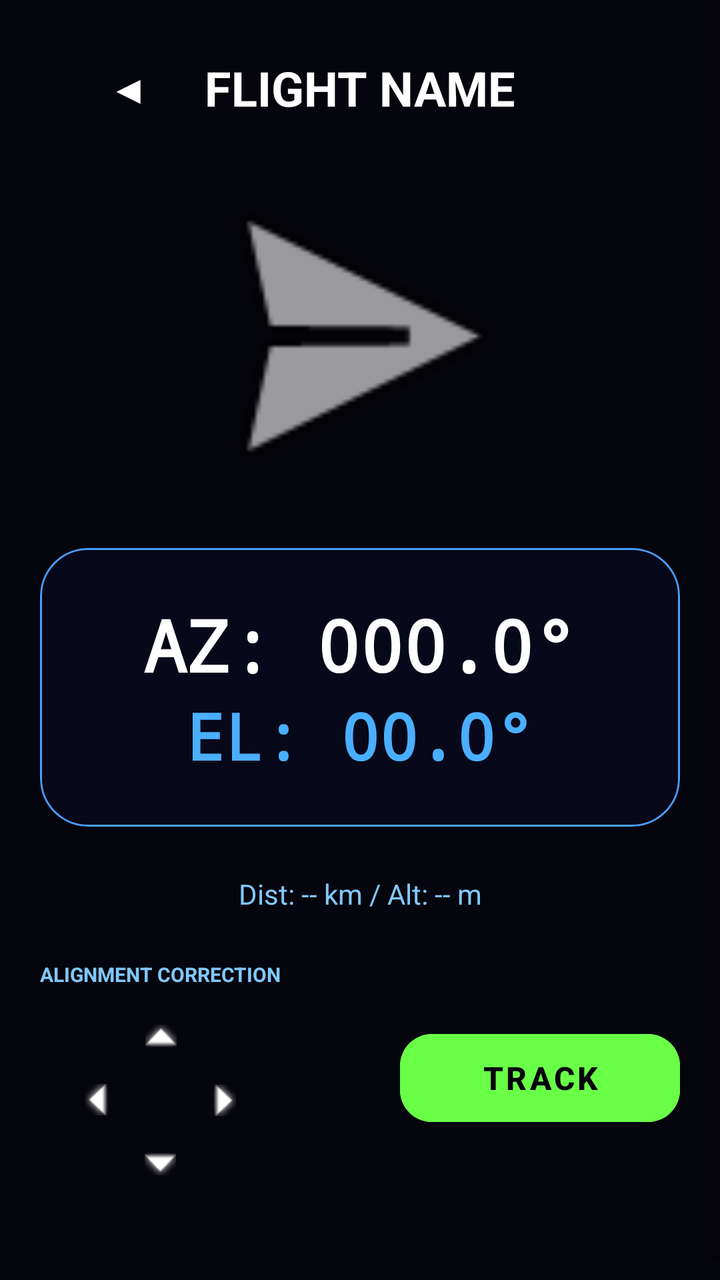
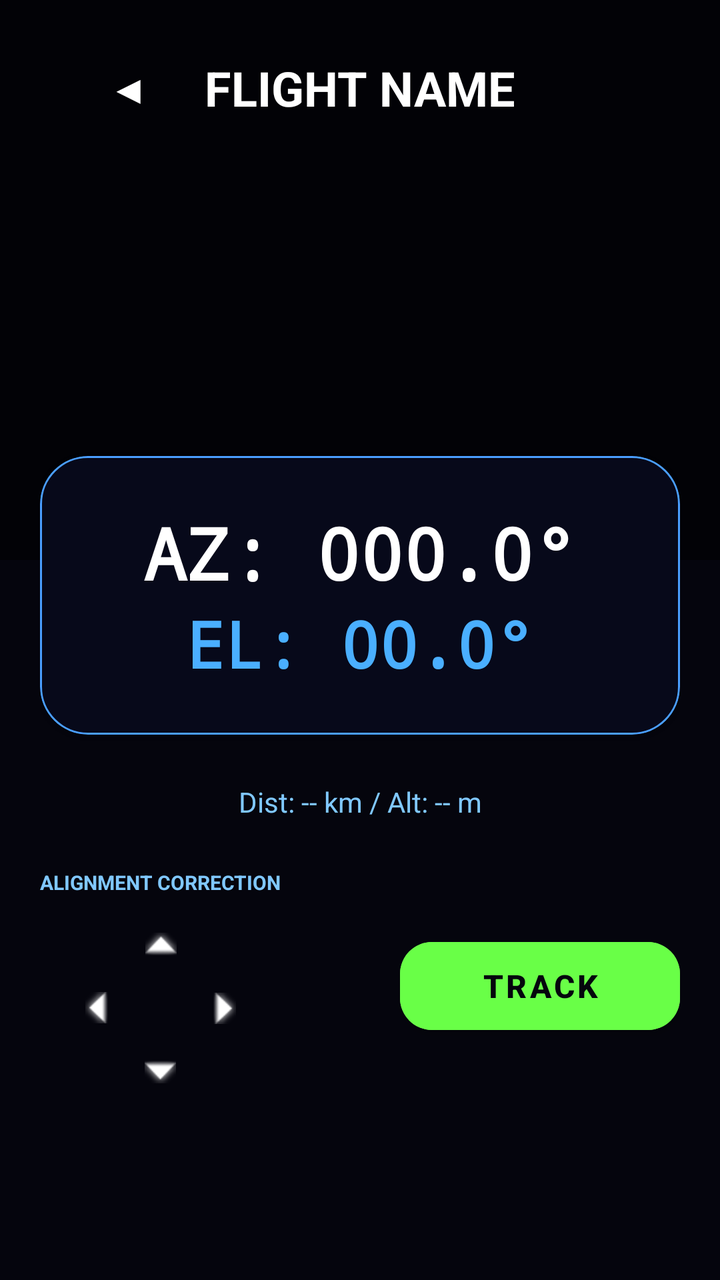

Two renders of the same Android screen: before a commit and after it. Below are the layout's source before the change and the commit's diff.
<!-- AndroidManifest.xml: application theme Theme.F4DIWRotatorApp -->
<!-- res/layout/fragment_adsb_tracking.xml -->
<?xml version="1.0" encoding="utf-8"?>
<ScrollView xmlns:android="http://schemas.android.com/apk/res/android"
    xmlns:app="http://schemas.android.com/apk/res-auto"
    android:layout_width="match_parent"
    android:layout_height="match_parent"
    android:background="@color/bg_main">

    <LinearLayout
        android:layout_width="match_parent"
        android:layout_height="wrap_content"
        android:orientation="vertical"
        android:padding="20dp"
        android:gravity="center_horizontal">

        <RelativeLayout
            android:layout_width="match_parent"
            android:layout_height="wrap_content"
            android:layout_marginBottom="24dp">

            <com.google.android.material.button.MaterialButton
                android:id="@+id/btnBack"
                style="@style/Widget.MaterialComponents.Button.TextButton"
                android:layout_width="wrap_content"
                android:layout_height="wrap_content"
                android:layout_alignParentStart="true"
                android:layout_centerVertical="true"
                android:text="◀"
                android:textColor="@color/white"
                android:textSize="20sp" />

            <TextView
                android:id="@+id/tvTitle"
                android:layout_width="wrap_content"
                android:layout_height="wrap_content"
                android:layout_centerInParent="true"
                android:text="FLIGHT NAME"
                android:textColor="@color/white"
                android:textSize="24sp"
                android:textStyle="bold" />

        </RelativeLayout>

        <ImageView
            android:id="@+id/ivAircraftIcon"
            android:layout_width="200dp"
            android:layout_height="150dp"
            android:src="@android:drawable/ic_menu_send"
            android:scaleType="centerCrop"
            android:layout_marginBottom="32dp" />

        
        <com.google.android.material.card.MaterialCardView
            android:layout_width="match_parent"
            android:layout_height="wrap_content"
            app:cardCornerRadius="24dp"
            app:cardBackgroundColor="@color/bg_card"
            app:strokeColor="@color/grid_blue"
            app:strokeWidth="1dp"
            android:layout_marginBottom="24dp">

            <LinearLayout
                android:layout_width="match_parent"
                android:layout_height="wrap_content"
                android:orientation="vertical"
                android:padding="24dp"
                android:gravity="center">

                <TextView
                    android:id="@+id/tvAz"
                    android:layout_width="wrap_content"
                    android:layout_height="wrap_content"
                    android:text="AZ: 000.0°"
                    android:textColor="@color/white"
                    android:textSize="36sp"
                    android:fontFamily="monospace"
                    android:textStyle="bold" />

                <TextView
                    android:id="@+id/tvEl"
                    android:layout_width="wrap_content"
                    android:layout_height="wrap_content"
                    android:text="EL: 00.0°"
                    android:textColor="@color/accent_blue"
                    android:textSize="32sp"
                    android:fontFamily="monospace"
                    android:textStyle="bold" />
            </LinearLayout>
        </com.google.android.material.card.MaterialCardView>

        <TextView
            android:id="@+id/tvDistAlt"
            android:layout_width="match_parent"
            android:layout_height="wrap_content"
            android:text="Dist: -- km / Alt: -- m"
            android:textColor="@color/text_secondary"
            android:textSize="14sp"
            android:gravity="center"
            android:layout_marginBottom="24dp" />

        
        <LinearLayout
            android:layout_width="match_parent"
            android:layout_height="wrap_content"
            android:orientation="horizontal"
            android:gravity="center_vertical"
            android:layout_marginBottom="32dp">

            <LinearLayout
                android:layout_width="wrap_content"
                android:layout_height="wrap_content"
                android:orientation="vertical"
                android:gravity="center_horizontal">

                <TextView
                    android:layout_width="wrap_content"
                    android:layout_height="wrap_content"
                    android:text="@string/label_correction"
                    android:textColor="@color/text_secondary"
                    android:textSize="10sp"
                    android:textStyle="bold"
                    android:layout_marginBottom="8dp" />

                <GridLayout
                    android:layout_width="wrap_content"
                    android:layout_height="wrap_content"
                    android:columnCount="3"
                    android:rowCount="3">

                    <View android:layout_width="32dp" android:layout_height="32dp" />
                    <ImageButton
                        android:id="@+id/btnJogUp"
                        android:layout_width="32dp"
                        android:layout_height="32dp"
                        android:src="@android:drawable/arrow_up_float"
                        android:background="?attr/selectableItemBackgroundBorderless"
                        app:tint="@color/white" />
                    <View android:layout_width="32dp" android:layout_height="32dp" />

                    <ImageButton
                        android:id="@+id/btnJogLeft"
                        android:layout_width="32dp"
                        android:layout_height="32dp"
                        android:src="@android:drawable/arrow_up_float"
                        android:rotation="270"
                        android:background="?attr/selectableItemBackgroundBorderless"
                        app:tint="@color/white" />
                    <View android:layout_width="32dp" android:layout_height="32dp" />
                    <ImageButton
                        android:id="@+id/btnJogRight"
                        android:layout_width="32dp"
                        android:layout_height="32dp"
                        android:src="@android:drawable/arrow_up_float"
                        android:rotation="90"
                        android:background="?attr/selectableItemBackgroundBorderless"
                        app:tint="@color/white" />

                    <View android:layout_width="32dp" android:layout_height="32dp" />
                    <ImageButton
                        android:id="@+id/btnJogDown"
                        android:layout_width="32dp"
                        android:layout_height="32dp"
                        android:src="@android:drawable/arrow_up_float"
                        android:rotation="180"
                        android:background="?attr/selectableItemBackgroundBorderless"
                        app:tint="@color/white" />
                    <View android:layout_width="32dp" android:layout_height="32dp" />
                </GridLayout>
            </LinearLayout>

            <View
                android:layout_width="0dp"
                android:layout_height="0dp"
                android:layout_weight="1" />

            <com.google.android.material.button.MaterialButton
                android:id="@+id/btnTrack"
                android:layout_width="140dp"
                android:layout_height="56dp"
                android:text="@string/btn_track"
                app:cornerRadius="16dp"
                android:backgroundTint="@color/status_connected"
                android:textColor="@color/bg_main"
                android:textStyle="bold"
                android:textSize="16sp" />
        </LinearLayout>

    </LinearLayout>
</ScrollView>
<!-- resources referenced by this layout -->
<resources>
  <color name="accent_blue">#4AAFFF</color>
  <color name="bg_card">#07091A</color>
  <color name="bg_main">#05050D</color>
  <color name="grid_blue">#4A9EFF</color>
  <color name="status_connected">#69FF47</color>
  <color name="text_secondary">#80C8FF</color>
  <color name="white">#FFFFFFFF</color>
  <string name="btn_track">TRACK</string>
  <string name="label_correction">ALIGNMENT CORRECTION</string>
  <style name="Theme.F4DIWRotatorApp" parent="Theme.MaterialComponents.DayNight.NoActionBar">
          
          <item name="colorPrimary">@color/accent_blue</item>
          <item name="colorPrimaryVariant">@color/grid_blue</item>
          <item name="colorOnPrimary">@color/bg_main</item>
          
          <item name="colorSecondary">@color/text_secondary</item>
          <item name="colorSecondaryVariant">@color/accent_blue</item>
          <item name="colorOnSecondary">@color/black</item>
          
          <item name="android:statusBarColor">@color/bg_main</item>
          
          <item name="android:windowBackground">@color/bg_main</item>
          <item name="alertDialogTheme">@style/Theme.F4DIWRotatorApp.Dialog</item>
      </style>
  <color name="black">#FF000000</color>
  <style name="Theme.F4DIWRotatorApp.Dialog" parent="Theme.MaterialComponents.DayNight.Dialog.Alert">
          <item name="android:windowBackground">@color/bg_card</item>
          <item name="android:textColorPrimary">@color/white</item>
          <item name="colorAccent">@color/accent_blue</item>
      </style>
</resources>

<!-- the commit's change to res/layout/fragment_adsb_tracking.xml (unified diff, before → after) -->
@@ -5,184 +5,194 @@
     android:layout_height="match_parent"
     android:background="@color/bg_main">
 
-    <LinearLayout
+    <FrameLayout
         android:layout_width="match_parent"
-        android:layout_height="wrap_content"
-        android:orientation="vertical"
-        android:padding="20dp"
-        android:gravity="center_horizontal">
+        android:layout_height="wrap_content">
 
-        <RelativeLayout
+        
+        <ImageView
+            android:id="@+id/ivAircraftIcon"
+            android:layout_width="match_parent"
+            android:layout_height="280dp"
+            android:scaleType="centerCrop"
+            android:alpha="0.5" />
+
+        <View
+            android:layout_width="match_parent"
+            android:layout_height="280dp"
+            android:background="#80000000" />
+
+        <LinearLayout
             android:layout_width="match_parent"
             android:layout_height="wrap_content"
-            android:layout_marginBottom="24dp">
+            android:orientation="vertical"
+            android:padding="20dp"
+            android:gravity="center_horizontal">
 
-            <com.google.android.material.button.MaterialButton
-                android:id="@+id/btnBack"
-                style="@style/Widget.MaterialComponents.Button.TextButton"
-                android:layout_width="wrap_content"
+            <RelativeLayout
+                android:layout_width="match_parent"
                 android:layout_height="wrap_content"
-                android:layout_alignParentStart="true"
-                android:layout_centerVertical="true"
-                android:text="◀"
-                android:textColor="@color/white"
-                android:textSize="20sp" />
+                android:layout_marginBottom="160dp">
+
+                <com.google.android.material.button.MaterialButton
+                    android:id="@+id/btnBack"
+                    style="@style/Widget.MaterialComponents.Button.TextButton"
+                    android:layout_width="wrap_content"
+                    android:layout_height="wrap_content"
+                    android:layout_alignParentStart="true"
+                    android:layout_centerVertical="true"
+                    android:text="◀"
+                    android:textColor="@color/white"
+                    android:textSize="20sp" />
+
+                <TextView
+                    android:id="@+id/tvTitle"
+                    android:layout_width="wrap_content"
+                    android:layout_height="wrap_content"
+                    android:layout_centerInParent="true"
+                    android:text="FLIGHT NAME"
+                    android:textColor="@color/white"
+                    android:textSize="24sp"
+                    android:textStyle="bold" />
+
+            </RelativeLayout>
+
+            
+            <com.google.android.material.card.MaterialCardView
+                android:layout_width="match_parent"
+                android:layout_height="wrap_content"
+                app:cardCornerRadius="24dp"
+                app:cardBackgroundColor="@color/bg_card"
+                app:strokeColor="@color/grid_blue"
+                app:strokeWidth="1dp"
+                android:layout_marginBottom="24dp">
+
+                <LinearLayout
+                    android:layout_width="match_parent"
+                    android:layout_height="wrap_content"
+                    android:orientation="vertical"
+                    android:padding="24dp"
+                    android:gravity="center">
+
+                    <TextView
+                        android:id="@+id/tvAz"
+                        android:layout_width="wrap_content"
+                        android:layout_height="wrap_content"
+                        android:text="AZ: 000.0°"
+                        android:textColor="@color/white"
+                        android:textSize="36sp"
+                        android:fontFamily="monospace"
+                        android:textStyle="bold" />
+
+                    <TextView
+                        android:id="@+id/tvEl"
+                        android:layout_width="wrap_content"
+                        android:layout_height="wrap_content"
+                        android:text="EL: 00.0°"
+                        android:textColor="@color/accent_blue"
+                        android:textSize="32sp"
+                        android:fontFamily="monospace"
+                        android:textStyle="bold" />
+                </LinearLayout>
+            </com.google.android.material.card.MaterialCardView>
 
             <TextView
-                android:id="@+id/tvTitle"
-                android:layout_width="wrap_content"
+                android:id="@+id/tvDistAlt"
+                android:layout_width="match_parent"
                 android:layout_height="wrap_content"
-                android:layout_centerInParent="true"
-                android:text="FLIGHT NAME"
-                android:textColor="@color/white"
-                android:textSize="24sp"
-                android:textStyle="bold" />
+                android:text="Dist: -- km / Alt: -- m"
+                android:textColor="@color/text_secondary"
+                android:textSize="14sp"
+                android:gravity="center"
+                android:layout_marginBottom="24dp" />
 
-        </RelativeLayout>
-
-        <ImageView
-            android:id="@+id/ivAircraftIcon"
-            android:layout_width="200dp"
-            android:layout_height="150dp"
-            android:src="@android:drawable/ic_menu_send"
-            android:scaleType="centerCrop"
-            android:layout_marginBottom="32dp" />
-
-        
-        <com.google.android.material.card.MaterialCardView
-            android:layout_width="match_parent"
-            android:layout_height="wrap_content"
-            app:cardCornerRadius="24dp"
-            app:cardBackgroundColor="@color/bg_card"
-            app:strokeColor="@color/grid_blue"
-            app:strokeWidth="1dp"
-            android:layout_marginBottom="24dp">
-
+            
             <LinearLayout
                 android:layout_width="match_parent"
                 android:layout_height="wrap_content"
-                android:orientation="vertical"
-                android:padding="24dp"
-                android:gravity="center">
+                android:orientation="horizontal"
+                android:gravity="center_vertical"
+                android:layout_marginBottom="32dp">
 
-                <TextView
-                    android:id="@+id/tvAz"
+                <LinearLayout
                     android:layout_width="wrap_content"
                     android:layout_height="wrap_content"
-                    android:text="AZ: 000.0°"
-                    android:textColor="@color/white"
-                    android:textSize="36sp"
-                    android:fontFamily="monospace"
-                    android:textStyle="bold" />
+                    android:orientation="vertical"
+                    android:gravity="center_horizontal">
 
-                <TextView
-                    android:id="@+id/tvEl"
-                    android:layout_width="wrap_content"
-                    android:layout_height="wrap_content"
-                    android:text="EL: 00.0°"
-                    android:textColor="@color/accent_blue"
-                    android:textSize="32sp"
-                    android:fontFamily="monospace"
-                    android:textStyle="bold" />
-            </LinearLayout>
-        </com.google.android.material.card.MaterialCardView>
+                    <TextView
+                        android:layout_width="wrap_content"
+                        android:layout_height="wrap_content"
+                        android:text="@string/label_correction"
+                        android:textColor="@color/text_secondary"
+                        android:textSize="10sp"
+                        android:textStyle="bold"
+                        android:layout_marginBottom="8dp" />
 
-        <TextView
-            android:id="@+id/tvDistAlt"
-            android:layout_width="match_parent"
-            android:layout_height="wrap_content"
-            android:text="Dist: -- km / Alt: -- m"
-            android:textColor="@color/text_secondary"
-            android:textSize="14sp"
-            android:gravity="center"
-            android:layout_marginBottom="24dp" />
+                    <GridLayout
+                        android:layout_width="wrap_content"
+                        android:layout_height="wrap_content"
+                        android:columnCount="3"
+                        android:rowCount="3">
 
-        
-        <LinearLayout
-            android:layout_width="match_parent"
-            android:layout_height="wrap_content"
-            android:orientation="horizontal"
-            android:gravity="center_vertical"
-            android:layout_marginBottom="32dp">
+                        <View android:layout_width="32dp" android:layout_height="32dp" />
+                        <ImageButton
+                            android:id="@+id/btnJogUp"
+                            android:layout_width="32dp"
+                            android:layout_height="32dp"
+                            android:src="@android:drawable/arrow_up_float"
+                            android:background="?attr/selectableItemBackgroundBorderless"
+                            app:tint="@color/white" />
+                        <View android:layout_width="32dp" android:layout_height="32dp" />
 
-            <LinearLayout
-                android:layout_width="wrap_content"
-                android:layout_height="wrap_content"
-                android:orientation="vertical"
-                android:gravity="center_horizontal">
+                        <ImageButton
+                            android:id="@+id/btnJogLeft"
+                            android:layout_width="32dp"
+                            android:layout_height="32dp"
+                            android:src="@android:drawable/arrow_up_float"
+                            android:rotation="270"
+                            android:background="?attr/selectableItemBackgroundBorderless"
+                            app:tint="@color/white" />
+                        <View android:layout_width="32dp" android:layout_height="32dp" />
+                        <ImageButton
+                            android:id="@+id/btnJogRight"
+                            android:layout_width="32dp"
+                            android:layout_height="32dp"
+                            android:src="@android:drawable/arrow_up_float"
+                            android:rotation="90"
+                            android:background="?attr/selectableItemBackgroundBorderless"
+                            app:tint="@color/white" />
 
-                <TextView
-                    android:layout_width="wrap_content"
-                    android:layout_height="wrap_content"
-                    android:text="@string/label_correction"
-                    android:textColor="@color/text_secondary"
-                    android:textSize="10sp"
+                        <View android:layout_width="32dp" android:layout_height="32dp" />
+                        <ImageButton
+                            android:id="@+id/btnJogDown"
+                            android:layout_width="32dp"
+                            android:layout_height="32dp"
+                            android:src="@android:drawable/arrow_up_float"
+                            android:rotation="180"
+                            android:background="?attr/selectableItemBackgroundBorderless"
+                            app:tint="@color/white" />
+                        <View android:layout_width="32dp" android:layout_height="32dp" />
+                    </GridLayout>
+                </LinearLayout>
+
+                <View
+                    android:layout_width="0dp"
+                    android:layout_height="0dp"
+                    android:layout_weight="1" />
+
+                <com.google.android.material.button.MaterialButton
+                    android:id="@+id/btnTrack"
+                    android:layout_width="140dp"
+                    android:layout_height="56dp"
+                    android:text="@string/btn_track"
+                    app:cornerRadius="16dp"
+                    android:backgroundTint="@color/status_connected"
+                    android:textColor="@color/bg_main"
                     android:textStyle="bold"
-                    android:layout_marginBottom="8dp" />
-
-                <GridLayout
-                    android:layout_width="wrap_content"
-                    android:layout_height="wrap_content"
-                    android:columnCount="3"
-                    android:rowCount="3">
-
-                    <View android:layout_width="32dp" android:layout_height="32dp" />
-                    <ImageButton
-                        android:id="@+id/btnJogUp"
-                        android:layout_width="32dp"
-                        android:layout_height="32dp"
-                        android:src="@android:drawable/arrow_up_float"
-                        android:background="?attr/selectableItemBackgroundBorderless"
-                        app:tint="@color/white" />
-                    <View android:layout_width="32dp" android:layout_height="32dp" />
-
-                    <ImageButton
-                        android:id="@+id/btnJogLeft"
-                        android:layout_width="32dp"
-                        android:layout_height="32dp"
-                        android:src="@android:drawable/arrow_up_float"
-                        android:rotation="270"
-                        android:background="?attr/selectableItemBackgroundBorderless"
-                        app:tint="@color/white" />
-                    <View android:layout_width="32dp" android:layout_height="32dp" />
-                    <ImageButton
-                        android:id="@+id/btnJogRight"
-                        android:layout_width="32dp"
-                        android:layout_height="32dp"
-                        android:src="@android:drawable/arrow_up_float"
-                        android:rotation="90"
-                        android:background="?attr/selectableItemBackgroundBorderless"
-                        app:tint="@color/white" />
-
-                    <View android:layout_width="32dp" android:layout_height="32dp" />
-                    <ImageButton
-                        android:id="@+id/btnJogDown"
-                        android:layout_width="32dp"
-                        android:layout_height="32dp"
-                        android:src="@android:drawable/arrow_up_float"
-                        android:rotation="180"
-                        android:background="?attr/selectableItemBackgroundBorderless"
-                        app:tint="@color/white" />
-                    <View android:layout_width="32dp" android:layout_height="32dp" />
-                </GridLayout>
+                    android:textSize="16sp" />
             </LinearLayout>
 
-            <View
-                android:layout_width="0dp"
-                android:layout_height="0dp"
-                android:layout_weight="1" />
-
-            <com.google.android.material.button.MaterialButton
-                android:id="@+id/btnTrack"
-                android:layout_width="140dp"
-                android:layout_height="56dp"
-                android:text="@string/btn_track"
-                app:cornerRadius="16dp"
-                android:backgroundTint="@color/status_connected"
-                android:textColor="@color/bg_main"
-                android:textStyle="bold"
-                android:textSize="16sp" />
         </LinearLayout>
-
-    </LinearLayout>
+    </FrameLayout>
 </ScrollView>
